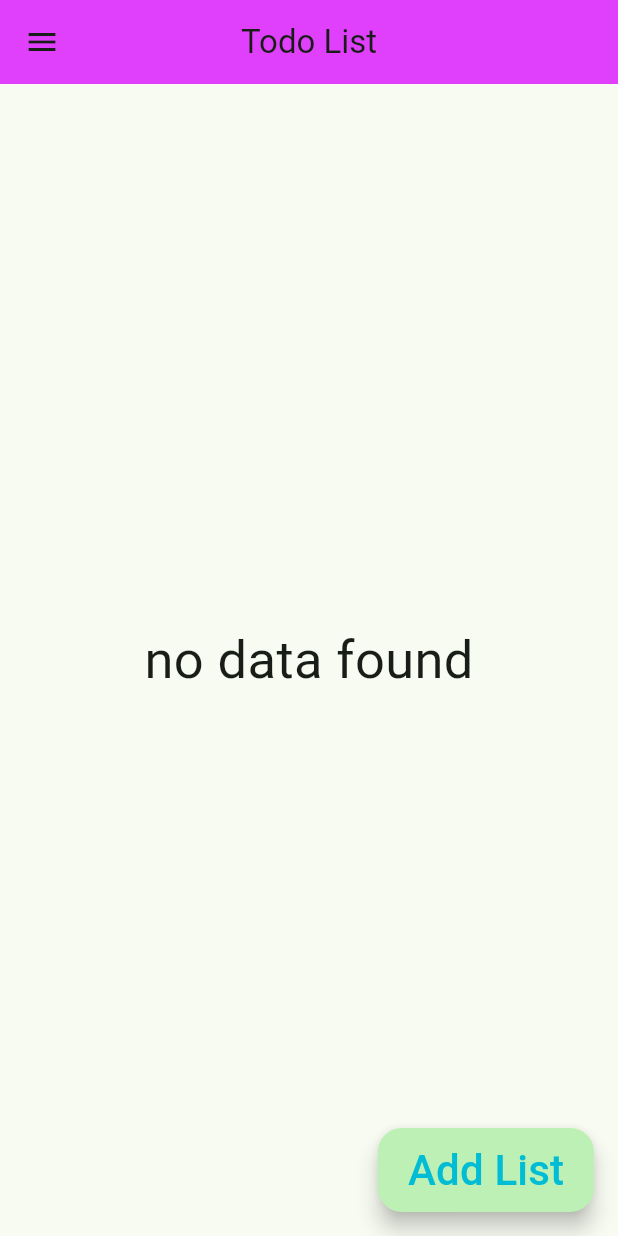
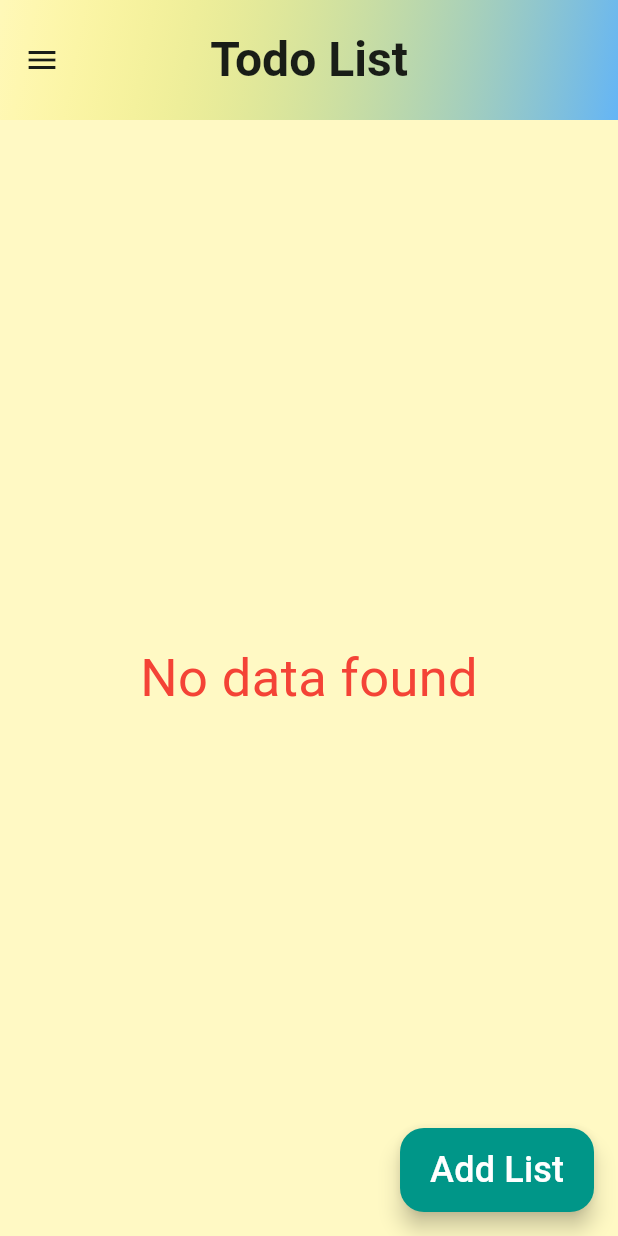
Before and after one commit to shohanur55/todolist_with_getx, a Flutter app: the screen it shows after launch, on a phone screen of 412 x 824 dp. Run offline on Flutter 3.47's test engine with Material 3 defaults, Android fonts, the light colour scheme and no system bars; our stand-ins replace get, sqflite; accounts and stored records are empty.

Commit message:
Home design

```diff
--- a/lib/views_part/home_screen.dart
+++ b/lib/views_part/home_screen.dart
@@ -12,11 +12,26 @@ class MyHomePage extends StatelessWidget {
     return SafeArea(
       child: Scaffold(
         appBar: AppBar(
-          title: Text("Todo List"),
+          title: Text(
+            "Todo List",
+            style: TextStyle(fontSize: 32, fontWeight: FontWeight.bold),
+          ),
+          toolbarHeight: 80,
           centerTitle: true,
-          backgroundColor: Colors.purpleAccent,
+          //automaticallyImplyLeading: false, // Hide the back button
+          backgroundColor: Colors.transparent,
+          flexibleSpace: Container(
+            decoration: BoxDecoration(
+              gradient: LinearGradient(
+                colors: [Color(0xFFEEA00), Color(0xFF64B5F6)],
+                begin: Alignment.topLeft,
+                end: Alignment.bottomRight,
+              ),
+            ),
+          ),
         ),
         drawer: NDrawer(),
+        backgroundColor: Colors.yellow.shade100,
         body: Obx(() {
           return controller.noteslist.isNotEmpty
               ? ListView.builder(
@@ -24,8 +39,11 @@ class MyHomePage extends StatelessWidget {
             itemBuilder: (context, index) {
               final note = controller.noteslist[index];
               return Card(
-                  //  key:ValueKey(controller.noteslist[index]),
-
+                elevation: 5,
+                margin: EdgeInsets.all(10),
+                shape: RoundedRectangleBorder(
+                  borderRadius: BorderRadius.circular(15),
+                ),
                 child: GestureDetector(
                   //update operation
                   onTap: () {
@@ -34,19 +52,27 @@ class MyHomePage extends StatelessWidget {
                       is_edit: true,
                     ));
                   },
-
                   child: ListTile(
-                          tileColor: Colors.cyan,
-                          title: Text(note.title.toString(),
-                              style: TextStyle(fontSize: 22)),
-                          subtitle: Text(note.description.toString(),
-                              style: TextStyle(fontSize: 18)),
+                    tileColor: Colors.tealAccent,
+                    title: Text(
+                      note.title.toString(),
+                      style: TextStyle(
+                        fontSize: 24,
+                        fontWeight: FontWeight.bold,
+                        color: Colors.black,
+                      ),
+                    ),
+                    subtitle: Text(
+                      note.description.toString(),
+                      style: TextStyle(
+                        fontSize: 18,
+                        color: Colors.grey[800],
+                      ),
+                    ),
                     leading: GestureDetector(
                       onTap: () async {
-
                         if (note.id != null) {
                           await controller.dbhandler.deleteOp(note.id);
-                               // controller.noteslist.remove(note);
                         }
                       },
                       child: Icon(
@@ -55,8 +81,13 @@ class MyHomePage extends StatelessWidget {
                         size: 30,
                       ),
                     ),
-                          trailing: Text(note.dates.toString(),
-                              style: TextStyle(fontSize: 25)),
+                    trailing: Text(
+                      note.dates.toString(),
+                      style: TextStyle(
+                        fontSize: 20,
+                        color: Colors.blue,
+                      ),
+                    ),
                   ),
                 ),
               );
@@ -64,16 +95,17 @@ class MyHomePage extends StatelessWidget {
           )
               : Center(
             child: Text(
-                    'no data found',
-                    style: TextStyle(fontSize: 35),
+              'No data found',
+              style: TextStyle(fontSize: 35, color: Colors.red),
             ),
           );
         }),
         floatingActionButton: FloatingActionButton.extended(
           label: Text(
             "Add List",
-            style: TextStyle(color: Colors.cyan, fontSize: 28),
+            style: TextStyle(color: Colors.white, fontSize: 24),
           ),
+          backgroundColor: Colors.teal,
           onPressed: () {
             controller.titleController.clear();
             controller.descriptionController.clear();
@@ -84,3 +116,104 @@ class MyHomePage extends StatelessWidget {
     );
   }
 }
+
+
+// import 'package:flutter/material.dart';
+// import 'package:get/get.dart';
+// import 'package:todolist_with_getx/views_part/nevigation_drawer.dart';
+// import 'package:todolist_with_getx/Controllers_part/todoController.dart';
+// import 'inputScreen.dart';
+//
+// class MyHomePage extends StatelessWidget {
+//   TodoController controller = Get.find();
+//
+//   @override
+//   Widget build(BuildContext context) {
+//     return SafeArea(
+//       child: Scaffold(
+//         appBar: AppBar(
+//           title: Text("Todo  List",style: TextStyle(fontSize: 40),),
+//           toolbarHeight: 80,
+//           centerTitle: true,
+//       automaticallyImplyLeading: false, // Hide the back button
+//       backgroundColor: Colors.transparent,
+//       flexibleSpace: Container(
+//         decoration: BoxDecoration(
+//           gradient: LinearGradient(
+//             colors: [Color(0xFF2ecc71), Color(0xFF3498db)],
+//             begin: Alignment.topLeft,
+//             end: Alignment.bottomRight,
+//           ),
+//
+//           // backgroundColor: Colors.purpleAccent,
+//         ),
+//       ),
+//         ),
+//         drawer: NDrawer(),
+//         body: Obx(() {
+//           return controller.noteslist.isNotEmpty
+//               ? ListView.builder(
+//                   itemCount: controller.noteslist.length,
+//                   itemBuilder: (context, index) {
+//                     final note = controller.noteslist[index];
+//                     return Card(
+//                   //  key:ValueKey(controller.noteslist[index]),
+//
+//                       child: GestureDetector(
+//                         //update operation
+//                         onTap: () {
+//                           Get.to(() => InputScreen(
+//                                 id: note.id,
+//                                 is_edit: true,
+//                               ));
+//                         },
+//
+//                         child: ListTile(
+//                           tileColor: Colors.cyan,
+//                           title: Text(note.title.toString(),
+//                               style: TextStyle(fontSize: 22)),
+//                           subtitle: Text(note.description.toString(),
+//                               style: TextStyle(fontSize: 18)),
+//                           leading: GestureDetector(
+//                             onTap: () async {
+//
+//                               if (note.id != null) {
+//                                 await controller.dbhandler.deleteOp(note.id);
+//                                // controller.noteslist.remove(note);
+//                               }
+//                             },
+//                             child: Icon(
+//                               Icons.delete,
+//                               color: Colors.red,
+//                               size: 30,
+//                             ),
+//                           ),
+//                           trailing: Text(note.dates.toString(),
+//                               style: TextStyle(fontSize: 25)),
+//                         ),
+//                       ),
+//                     );
+//                   },
+//                 )
+//               : Center(
+//                   child: Text(
+//                     'no data found',
+//                     style: TextStyle(fontSize: 35),
+//                   ),
+//                 );
+//         }),
+//         floatingActionButton: FloatingActionButton.extended(
+//           label: Text(
+//             "Add List",
+//             style: TextStyle(color: Colors.cyan, fontSize: 28),
+//           ),
+//           onPressed: () {
+//             controller.titleController.clear();
+//             controller.descriptionController.clear();
+//             Get.to(() => InputScreen());
+//           },
+//         ),
+//       ),
+//     );
+//   }
+// }
```
Lines whose indentation alone changed are shown as unchanged.
